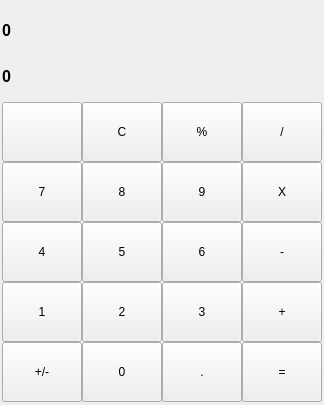
Old version of the form Calculator_QT/calc.ui in the repository khageshmahajan94/QT_Calculator.
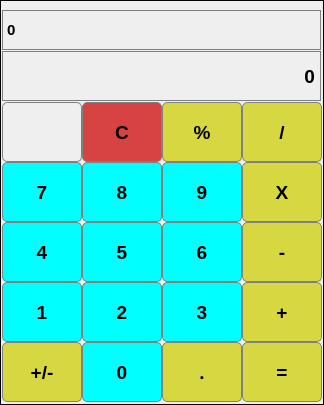
New version of the form.

Commit message: CSS added to calculator UI

Patch:
```diff
--- a/Calculator_QT/calc.ui
+++ b/Calculator_QT/calc.ui
@@ -13,6 +13,9 @@
   <property name="windowTitle">
    <string>Calc</string>
   </property>
+  <property name="styleSheet">
+   <string notr="true">border : 1px solid black;</string>
+  </property>
   <widget class="QWidget" name="centralwidget">
    <widget class="QLabel" name="label_1">
     <property name="geometry">
@@ -25,10 +28,13 @@
     </property>
     <property name="font">
      <font>
-      <pointsize>12</pointsize>
+      <pointsize>11</pointsize>
       <bold>true</bold>
      </font>
     </property>
+    <property name="styleSheet">
+     <string notr="true">border : 1px solid gray;</string>
+    </property>
     <property name="text">
      <string>0</string>
     </property>
@@ -42,6 +48,16 @@
       <height>60</height>
      </rect>
     </property>
+    <property name="font">
+     <font>
+      <pointsize>14</pointsize>
+      <bold>true</bold>
+     </font>
+    </property>
+    <property name="styleSheet">
+     <string notr="true">border : 1px solid gray;
+border-radius : 5px;</string>
+    </property>
     <property name="text">
      <string/>
     </property>
@@ -55,6 +71,17 @@
       <height>60</height>
      </rect>
     </property>
+    <property name="font">
+     <font>
+      <pointsize>14</pointsize>
+      <bold>true</bold>
+     </font>
+    </property>
+    <property name="styleSheet">
+     <string notr="true">border : 1px solid gray;
+border-radius : 5px;
+background-color : #d74242;</string>
+    </property>
     <property name="text">
      <string>C</string>
     </property>
@@ -68,6 +95,17 @@
       <height>60</height>
      </rect>
     </property>
+    <property name="font">
+     <font>
+      <pointsize>14</pointsize>
+      <bold>true</bold>
+     </font>
+    </property>
+    <property name="styleSheet">
+     <string notr="true">border : 1px solid gray;
+border-radius : 5px;
+background-color : #d7d742;</string>
+    </property>
     <property name="text">
      <string>%</string>
     </property>
@@ -81,6 +119,17 @@
       <height>60</height>
      </rect>
     </property>
+    <property name="font">
+     <font>
+      <pointsize>14</pointsize>
+      <bold>true</bold>
+     </font>
+    </property>
+    <property name="styleSheet">
+     <string notr="true">border : 1px solid gray;
+border-radius : 5px;
+background-color : #d7d742;</string>
+    </property>
     <property name="text">
      <string>/</string>
     </property>
@@ -94,6 +143,17 @@
       <height>60</height>
      </rect>
     </property>
+    <property name="font">
+     <font>
+      <pointsize>14</pointsize>
+      <bold>true</bold>
+     </font>
+    </property>
+    <property name="styleSheet">
+     <string notr="true">border : 1px solid gray;
+border-radius : 5px;
+background-color : #d7d742;</string>
+    </property>
     <property name="text">
      <string>X</string>
     </property>
@@ -107,6 +167,17 @@
       <height>60</height>
      </rect>
     </property>
+    <property name="font">
+     <font>
+      <pointsize>14</pointsize>
+      <bold>true</bold>
+     </font>
+    </property>
+    <property name="styleSheet">
+     <string notr="true">border : 1px solid gray;
+border-radius : 5px;
+background-color : #00ffff;</string>
+    </property>
     <property name="text">
      <string>9</string>
     </property>
@@ -120,6 +191,17 @@
       <height>60</height>
      </rect>
     </property>
+    <property name="font">
+     <font>
+      <pointsize>14</pointsize>
+      <bold>true</bold>
+     </font>
+    </property>
+    <property name="styleSheet">
+     <string notr="true">border : 1px solid gray;
+border-radius : 5px;
+background-color : #00ffff;</string>
+    </property>
     <property name="text">
      <string>7</string>
     </property>
@@ -133,6 +215,17 @@
       <height>60</height>
      </rect>
     </property>
+    <property name="font">
+     <font>
+      <pointsize>14</pointsize>
+      <bold>true</bold>
+     </font>
+    </property>
+    <property name="styleSheet">
+     <string notr="true">border : 1px solid gray;
+border-radius : 5px;
+background-color : #00ffff;</string>
+    </property>
     <property name="text">
      <string>8</string>
     </property>
@@ -146,6 +239,17 @@
       <height>60</height>
      </rect>
     </property>
+    <property name="font">
+     <font>
+      <pointsize>14</pointsize>
+      <bold>true</bold>
+     </font>
+    </property>
+    <property name="styleSheet">
+     <string notr="true">border : 1px solid gray;
+border-radius : 5px;
+background-color : #d7d742;</string>
+    </property>
     <property name="text">
      <string>-</string>
     </property>
@@ -159,6 +263,17 @@
       <height>60</height>
      </rect>
     </property>
+    <property name="font">
+     <font>
+      <pointsize>14</pointsize>
+      <bold>true</bold>
+     </font>
+    </property>
+    <property name="styleSheet">
+     <string notr="true">border : 1px solid gray;
+border-radius : 5px;
+background-color : #00ffff;</string>
+    </property>
     <property name="text">
      <string>6</string>
     </property>
@@ -172,6 +287,17 @@
       <height>60</height>
      </rect>
     </property>
+    <property name="font">
+     <font>
+      <pointsize>14</pointsize>
+      <bold>true</bold>
+     </font>
+    </property>
+    <property name="styleSheet">
+     <string notr="true">border : 1px solid gray;
+border-radius : 5px;
+background-color : #00ffff;</string>
+    </property>
     <property name="text">
      <string>4</string>
     </property>
@@ -185,6 +311,17 @@
       <height>60</height>
      </rect>
     </property>
+    <property name="font">
+     <font>
+      <pointsize>14</pointsize>
+      <bold>true</bold>
+     </font>
+    </property>
+    <property name="styleSheet">
+     <string notr="true">border : 1px solid gray;
+border-radius : 5px;
+background-color : #00ffff;</string>
+    </property>
     <property name="text">
      <string>5</string>
     </property>
@@ -198,6 +335,17 @@
       <height>60</height>
      </rect>
     </property>
+    <property name="font">
+     <font>
+      <pointsize>14</pointsize>
+      <bold>true</bold>
+     </font>
+    </property>
+    <property name="styleSheet">
+     <string notr="true">border : 1px solid gray;
+border-radius : 5px;
+background-color : #d7d742;</string>
+    </property>
     <property name="text">
      <string>+</string>
     </property>
@@ -211,6 +359,17 @@
       <height>60</height>
      </rect>
     </property>
+    <property name="font">
+     <font>
+      <pointsize>14</pointsize>
+      <bold>true</bold>
+     </font>
+    </property>
+    <property name="styleSheet">
+     <string notr="true">border : 1px solid gray;
+border-radius : 5px;
+background-color : #00ffff;</string>
+    </property>
     <property name="text">
      <string>3</string>
     </property>
@@ -224,6 +383,17 @@
       <height>60</height>
      </rect>
     </property>
+    <property name="font">
+     <font>
+      <pointsize>14</pointsize>
+      <bold>true</bold>
+     </font>
+    </property>
+    <property name="styleSheet">
+     <string notr="true">border : 1px solid gray;
+border-radius : 5px;
+background-color : #00ffff;</string>
+    </property>
     <property name="text">
      <string>1</string>
     </property>
@@ -237,6 +407,17 @@
       <height>60</height>
      </rect>
     </property>
+    <property name="font">
+     <font>
+      <pointsize>14</pointsize>
+      <bold>true</bold>
+     </font>
+    </property>
+    <property name="styleSheet">
+     <string notr="true">border : 1px solid gray;
+border-radius : 5px;
+background-color : #00ffff;</string>
+    </property>
     <property name="text">
      <string>2</string>
     </property>
@@ -250,6 +431,17 @@
       <height>60</height>
      </rect>
     </property>
+    <property name="font">
+     <font>
+      <pointsize>14</pointsize>
+      <bold>true</bold>
+     </font>
+    </property>
+    <property name="styleSheet">
+     <string notr="true">border : 1px solid gray;
+border-radius : 5px;
+background-color : #d7d742;</string>
+    </property>
     <property name="text">
      <string>=</string>
     </property>
@@ -263,6 +455,17 @@
       <height>60</height>
      </rect>
     </property>
+    <property name="font">
+     <font>
+      <pointsize>14</pointsize>
+      <bold>true</bold>
+     </font>
+    </property>
+    <property name="styleSheet">
+     <string notr="true">border : 1px solid gray;
+border-radius : 5px;
+background-color : #d7d742;</string>
+    </property>
     <property name="text">
      <string>.</string>
     </property>
@@ -276,6 +479,17 @@
       <height>60</height>
      </rect>
     </property>
+    <property name="font">
+     <font>
+      <pointsize>14</pointsize>
+      <bold>true</bold>
+     </font>
+    </property>
+    <property name="styleSheet">
+     <string notr="true">border : 1px solid gray;
+border-radius : 5px;
+background-color : #d7d742;</string>
+    </property>
     <property name="text">
      <string>+/-</string>
     </property>
@@ -289,6 +503,17 @@
       <height>60</height>
      </rect>
     </property>
+    <property name="font">
+     <font>
+      <pointsize>14</pointsize>
+      <bold>true</bold>
+     </font>
+    </property>
+    <property name="styleSheet">
+     <string notr="true">border : 1px solid gray;
+border-radius : 5px;
+background-color : #00ffff;</string>
+    </property>
     <property name="text">
      <string>0</string>
     </property>
@@ -304,13 +529,22 @@
     </property>
     <property name="font">
      <font>
-      <pointsize>12</pointsize>
+      <pointsize>14</pointsize>
       <bold>true</bold>
      </font>
     </property>
+    <property name="layoutDirection">
+     <enum>Qt::LeftToRight</enum>
+    </property>
+    <property name="styleSheet">
+     <string notr="true">border : 1px solid gray;</string>
+    </property>
     <property name="text">
      <string>0</string>
     </property>
+    <property name="alignment">
+     <set>Qt::AlignRight|Qt::AlignTrailing|Qt::AlignVCenter</set>
+    </property>
    </widget>
   </widget>
  </widget>
```
